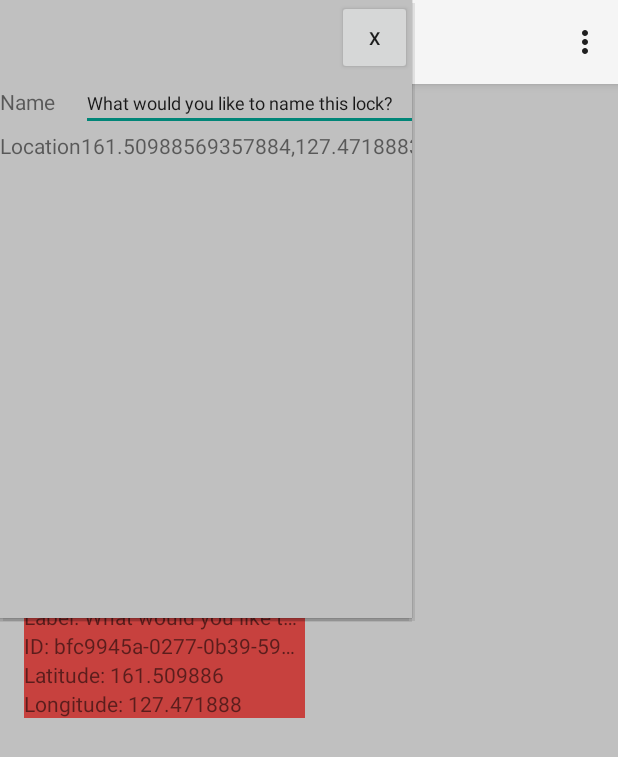
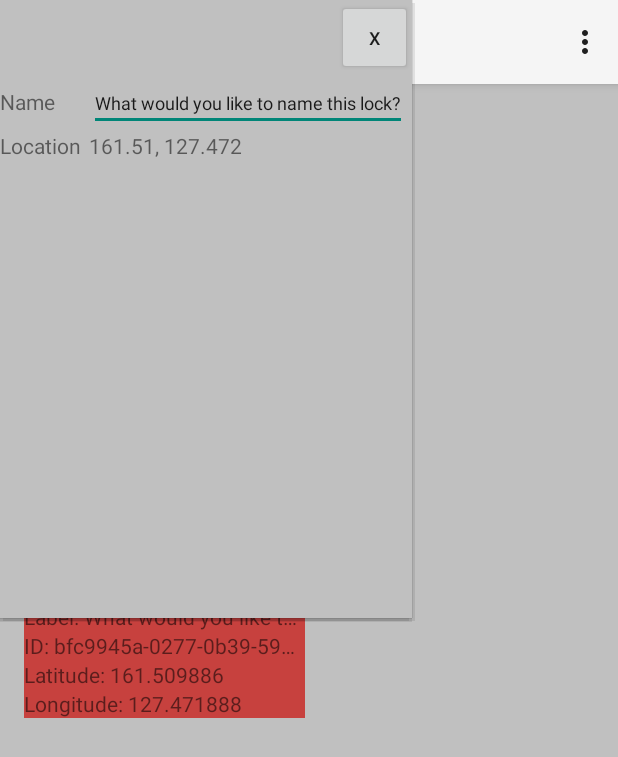
Before and after one commit to jrg94/EECS398, an Android app: the LockListScreen screen opened directly, with no data from a screen before it, after a tap on an icon or button, on a phone screen of 412 x 824 dp. Shown: the top 757 px of the screen. Run offline under Robolectric (Android 15) with nearby library versions, the phone set to English and light mode, and no system bars; 1 statement that could not run was skipped.

Commit message:
Cleaned up the popup menu more
Single line text now
Truncated gps coordinates

In the future, we'll be cleaning up the tiles

```diff
--- a/EECS398_UI/app/src/main/java/eecs398_lock/GPSLocation.java
+++ b/EECS398_UI/app/src/main/java/eecs398_lock/GPSLocation.java
@@ -1,4 +1,6 @@
 package eecs398_lock;
+
+import java.text.DecimalFormat;
 
 /**
  * Created by JRG94 on 2/17/2016.
@@ -24,6 +26,7 @@ public class GPSLocation {
     }
 
     public String toString() {
-        return latitude + "," + longitude;
+        DecimalFormat clean = new DecimalFormat("#.###");
+        return clean.format(latitude) + ", " + clean.format(longitude);
     }
 }
--- a/EECS398_UI/app/src/main/res/layout/lock_menu.xml
+++ b/EECS398_UI/app/src/main/res/layout/lock_menu.xml
@@ -28,12 +28,14 @@
                 android:layout_height="wrap_content"
                 android:text="Name"
                 android:id="@+id/textView"
+                android:singleLine="true"
                 android:layout_column="0" />
 
             <EditText
                 android:text="Set this lock name automatically"
                 android:layout_width="wrap_content"
                 android:layout_height="wrap_content"
+                android:singleLine="true"
                 android:textSize="12sp"
                 android:inputType="text"
                 android:layout_column="1"
@@ -48,12 +50,15 @@
                 android:layout_width="wrap_content"
                 android:layout_height="wrap_content"
                 android:text="Location"
+                android:singleLine="true"
                 android:id="@+id/textView2"
-                android:layout_column="0" />
+                android:layout_column="0"
+                android:paddingRight="5dp" />
 
             <TextView
                 android:layout_width="wrap_content"
                 android:layout_height="wrap_content"
+                android:singleLine="true"
                 android:text="Location Placeholder"
                 android:id="@+id/popup_lock_location"
                 android:layout_column="1" />
```
